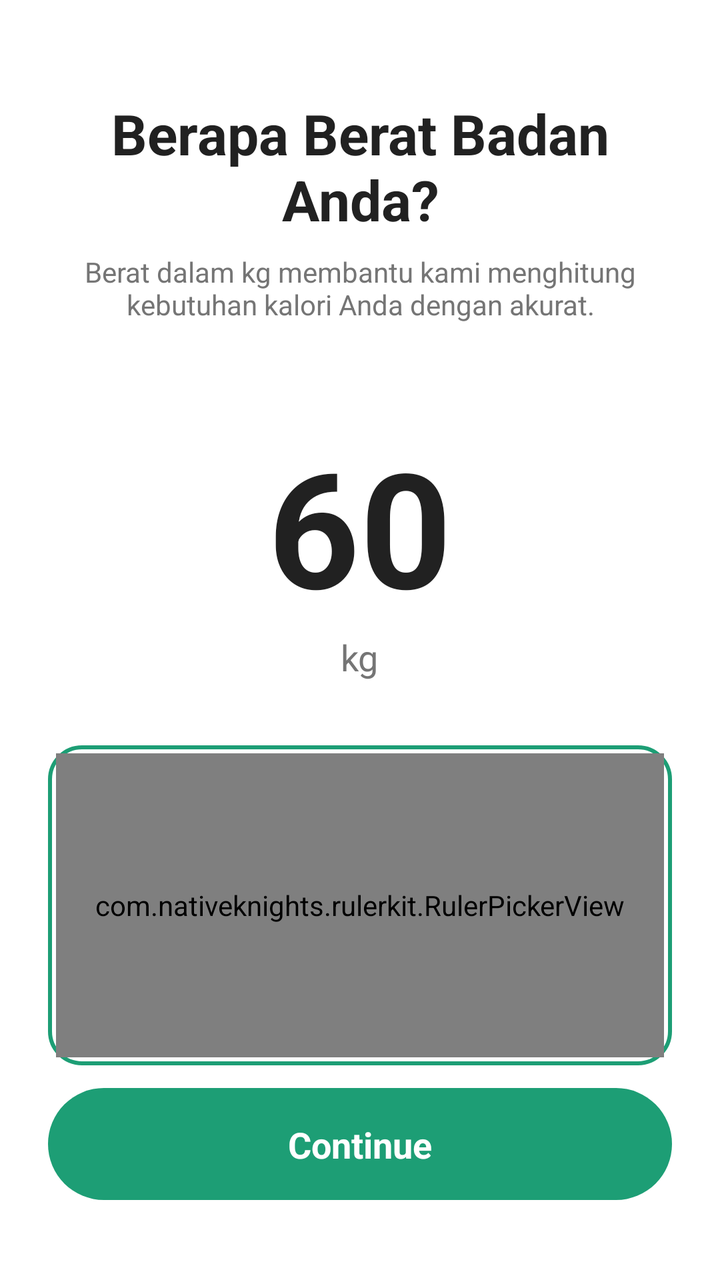
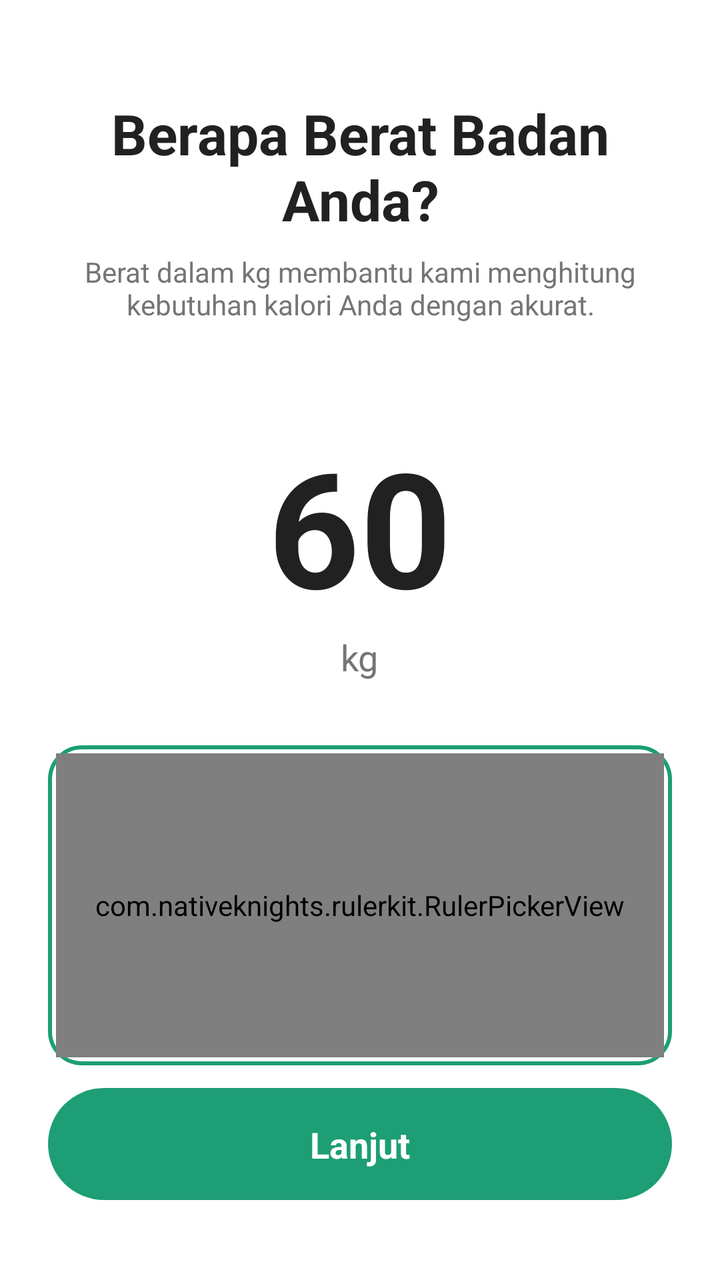

Compare the two renders of this Android layout. The source of the first and the diff that turns it into the second are given below.
<!-- AndroidManifest.xml: application theme Theme.SmartBite -->
<!-- res/layout/fragment_onboarding_weight.xml -->
<?xml version="1.0" encoding="utf-8"?>
<androidx.constraintlayout.widget.ConstraintLayout
    xmlns:android="http://schemas.android.com/apk/res/android"
    xmlns:app="http://schemas.android.com/apk/res-auto"
    android:layout_width="match_parent"
    android:layout_height="match_parent"
    android:background="@color/white"
    android:padding="24dp">

    <TextView
        android:id="@+id/tv_title"
        android:layout_width="match_parent"
        android:layout_height="wrap_content"
        android:layout_marginTop="24dp"
        android:gravity="center"
        android:text="Berapa Berat Badan Anda?"
        android:textColor="@color/text_primary"
        android:textSize="28sp"
        android:textStyle="bold"
        app:layout_constraintTop_toTopOf="parent" />

    <TextView
        android:id="@+id/tv_subtitle"
        android:layout_width="match_parent"
        android:layout_height="wrap_content"
        android:layout_marginTop="8dp"
        android:gravity="center"
        android:text="Berat dalam kg membantu kami menghitung kebutuhan kalori Anda dengan akurat."
        android:textColor="@color/text_secondary"
        android:textSize="14sp"
        app:layout_constraintTop_toBottomOf="@id/tv_title" />

    <LinearLayout
        android:id="@+id/ll_selected_value"
        android:layout_width="wrap_content"
        android:layout_height="wrap_content"
        android:layout_marginTop="48dp"
        android:gravity="center"
        android:orientation="vertical"
        app:layout_constraintEnd_toEndOf="parent"
        app:layout_constraintStart_toStartOf="parent"
        app:layout_constraintTop_toBottomOf="@id/tv_subtitle">

        <TextView
            android:id="@+id/tv_weight_value"
            android:layout_width="wrap_content"
            android:layout_height="wrap_content"
            android:text="60"
            android:textColor="@color/text_primary"
            android:textSize="80sp"
            android:textStyle="bold" />

        <TextView
            android:layout_width="wrap_content"
            android:layout_height="wrap_content"
            android:text="kg"
            android:textColor="@color/text_secondary"
            android:textSize="18sp" />

    </LinearLayout>

    <FrameLayout
        android:id="@+id/cv_ruler_container"
        android:layout_width="match_parent"
        android:layout_height="160dp"
        android:layout_marginTop="32dp"
        android:padding="4dp"
        android:background="@drawable/bg_ruler_card"
        app:layout_constraintTop_toBottomOf="@id/ll_selected_value">

        <com.nativeknights.rulerkit.RulerPickerView
            android:id="@+id/weightRulerPicker"
            android:layout_width="match_parent"
            android:layout_height="match_parent"
            app:rulerInputType="weight"
            app:rulerUnit="kg"
            app:rulerInitialValue="60"
            app:rulerMinValue="20"
            app:rulerMaxValue="300"
            app:indicatorType="triangle"
            app:indicatorColor="@color/brand_green"
            app:indicatorWidth="6dp"
            app:tickSpacing="18dp"
            app:showValueLabel="false" />
    </FrameLayout>

    <TextView
        android:id="@+id/tv_warning"
        android:layout_width="match_parent"
        android:layout_height="wrap_content"
        android:layout_marginTop="8dp"
        android:gravity="center"
        android:textColor="#A32D2D"
        android:textSize="13sp"
        android:visibility="gone"
        app:layout_constraintTop_toBottomOf="@id/cv_ruler_container" />

    <androidx.constraintlayout.widget.ConstraintLayout
        android:id="@+id/btn_next"
        android:layout_width="match_parent"
        android:layout_height="56dp"
        android:layout_marginBottom="16dp"
        android:background="@drawable/onboarding_button_bg"
        android:clickable="true"
        android:focusable="true"
        app:layout_constraintBottom_toBottomOf="parent">

        <TextView
            android:layout_width="wrap_content"
            android:layout_height="wrap_content"
            android:text="Continue"
            android:textColor="@color/white"
            android:textSize="18sp"
            android:textStyle="bold"
            app:layout_constraintBottom_toBottomOf="parent"
            app:layout_constraintEnd_toEndOf="parent"
            app:layout_constraintStart_toStartOf="parent"
            app:layout_constraintTop_toTopOf="parent" />

    </androidx.constraintlayout.widget.ConstraintLayout>

</androidx.constraintlayout.widget.ConstraintLayout>
<!-- resources referenced by this layout -->
<resources>
  <color name="brand_green">#1D9E75</color>
  <color name="text_primary">#212121</color>
  <color name="text_secondary">#757575</color>
  <color name="white">#FFFFFFFF</color>
  <!-- drawable bg_ruler_card (drawable) -->
  <?xml version="1.0" encoding="utf-8"?>
  <shape xmlns:android="http://schemas.android.com/apk/res/android"
      android:shape="rectangle">
      <solid android:color="@color/white" />
      <stroke android:width="2dp" android:color="@color/brand_green" />
      <corners android:radius="16dp" />
  </shape>
  <!-- drawable onboarding_button_bg (drawable) -->
  <?xml version="1.0" encoding="utf-8"?>
  <ripple xmlns:android="http://schemas.android.com/apk/res/android"
      android:color="#40FFFFFF">
      <item>
          <shape android:shape="rectangle">
              <solid android:color="@color/brand_green" />
              <corners android:radius="100dp" />
          </shape>
      </item>
  </ripple>
  <style name="Theme.SmartBite" parent="Theme.Material3.DayNight.NoActionBar">
          
          <item name="colorPrimary">@color/purple_500</item>
          <item name="colorOnPrimary">@color/white</item>
          
          <item name="colorSecondary">@color/teal_200</item>
          <item name="colorOnSecondary">@color/black</item>
          
          <item name="colorSecondaryContainer">@color/nav_glow_green</item>
          <item name="colorOnSecondaryContainer">@color/nav_active_green</item>
          
          <item name="android:statusBarColor">@android:color/transparent</item>
          <item name="android:navigationBarColor">@android:color/transparent</item>
          <item name="android:windowLayoutInDisplayCutoutMode" tools:targetApi="o_mr1">shortEdges</item>
          
      </style>
  <color name="purple_500">#3F7E03</color>
  <color name="teal_200">#FF03DAC5</color>
  <color name="black">#FF000000</color>
  <color name="nav_glow_green">#1A34A853</color>
  <color name="nav_active_green">#34A853</color>
</resources>

<!-- the commit's change to res/layout/fragment_onboarding_weight.xml (unified diff, before → after) -->
@@ -108,7 +108,7 @@
         <TextView
             android:layout_width="wrap_content"
             android:layout_height="wrap_content"
-            android:text="Continue"
+            android:text="Lanjut"
             android:textColor="@color/white"
             android:textSize="18sp"
             android:textStyle="bold"
